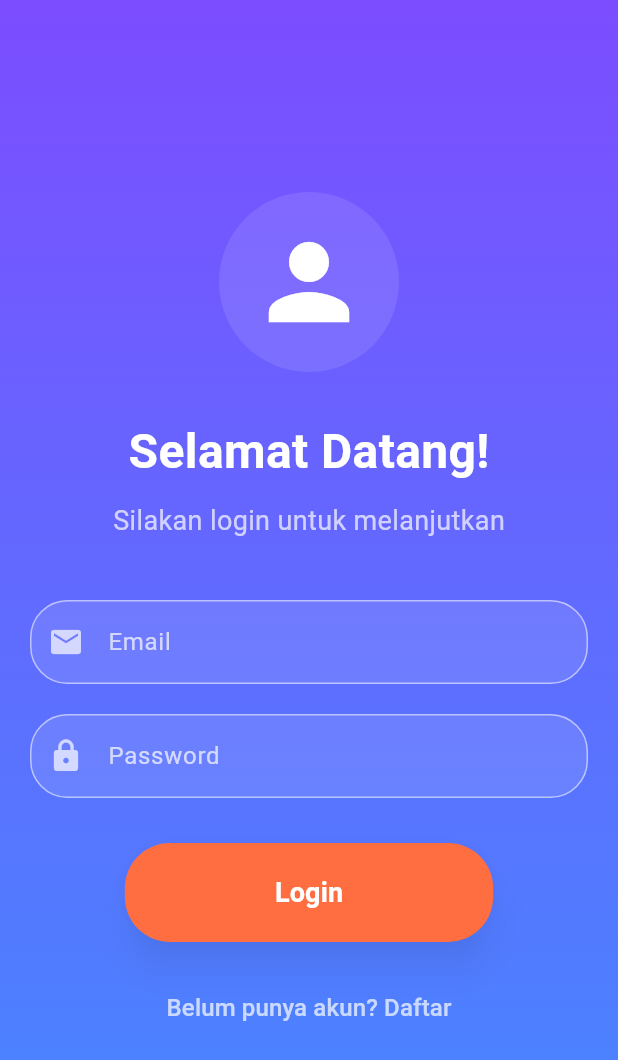
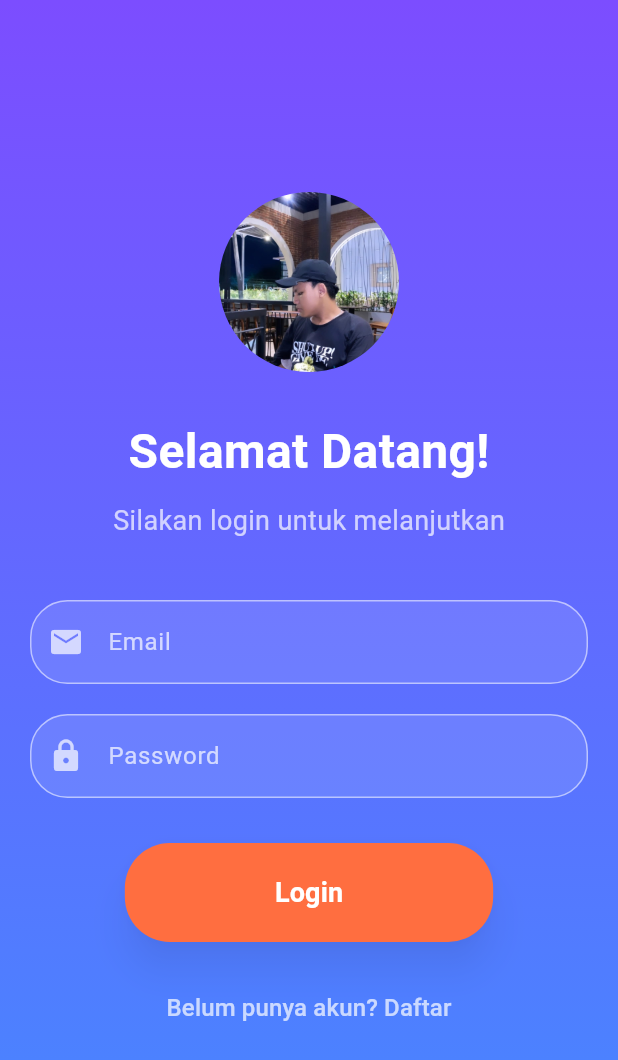
Before and after one commit to syafiq7974/UTS_Mata-kuliah_pemrograman-perangkat-bergerak, a Flutter app: the screen it shows after launch, on a phone screen of 412 x 824 dp. Shown: the top 1060 px of the screen. Run offline on Flutter 3.47's test engine with Material 3 defaults, Android fonts, the phone set to English and light mode, and no system bars.

Commit message:
first commit

```diff
--- a/lib/login_page.dart
+++ b/lib/login_page.dart
@@ -18,19 +18,18 @@
               child: Column(
                 mainAxisAlignment: MainAxisAlignment.center,
                 children: [
-                  // Avatar icon
-                  CircleAvatar(
-                    radius: 60,
-                    backgroundColor: Colors.white.withOpacity(0.1),
-                    child: Icon(
-                      Icons.person,
-                      size: 80,
-                      color: Colors.white,
+                  // Avatar dengan gambar
+                  ClipOval(
+                    child: Image.asset(
+                      'assets/gambar.jpg', // Ganti dengan path gambar avatar
+                      height: 120,
+                      width: 120,
+                      fit: BoxFit.cover,
                     ),
                   ),
                   SizedBox(height: 30),
 
-                  // Title text
+                  // Teks judul
                   Text(
                     'Selamat Datang!',
                     style: TextStyle(
@@ -49,7 +48,7 @@
                   ),
                   SizedBox(height: 40),
 
-                  // Email input
+                  // Input Email
                   TextField(
                     style: TextStyle(color: Colors.white),
                     decoration: InputDecoration(
@@ -70,7 +69,7 @@
                   ),
                   SizedBox(height: 20),
 
-                  // Password input
+                  // Input Password
                   TextField(
                     obscureText: true,
                     style: TextStyle(color: Colors.white),
@@ -92,7 +91,7 @@
                   ),
                   SizedBox(height: 30),
 
-                  // Login Button
+                  // Tombol Login
                   ElevatedButton(
                     onPressed: () {
                       Navigator.pushNamed(context, '/profile');
@@ -117,7 +116,7 @@
                   ),
                   SizedBox(height: 20),
 
-                  // Register text button
+                  // Tombol teks untuk register
                   TextButton(
                     onPressed: () {
                       Navigator.pushNamed(context, '/register');
```
Also changed, not shown: pubspec.yaml (+3 -67 lines), assets/gambar.jpg (added).
